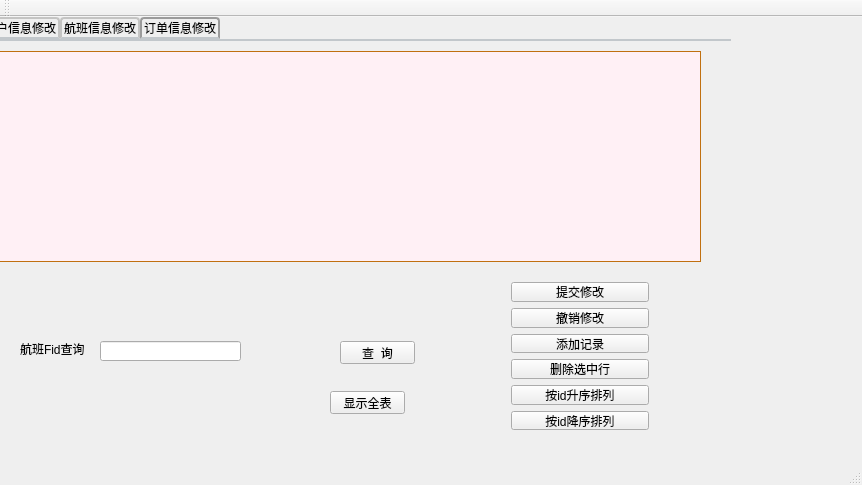
This is mainwindow.ui in TommyLee96/flight-management as Qt 5 draws it before an edit. The edited form follows.
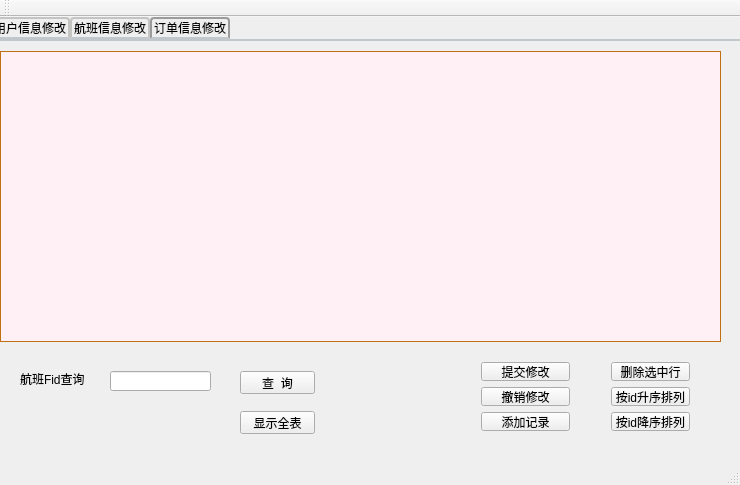
This is the edited form.

```diff
--- a/mainwindow.ui
+++ b/mainwindow.ui
@@ -6,7 +6,7 @@
    <rect>
     <x>0</x>
     <y>0</y>
-    <width>862</width>
+    <width>740</width>
     <height>485</height>
    </rect>
   </property>
@@ -17,7 +17,7 @@
    <widget class="QTabWidget" name="tabWidget">
     <property name="geometry">
      <rect>
-      <x>-20</x>
+      <x>-10</x>
       <y>0</y>
       <width>751</width>
       <height>441</height>
@@ -339,10 +339,10 @@
      <widget class="QTableView" name="tableView_3">
       <property name="geometry">
        <rect>
-        <x>0</x>
+        <x>10</x>
         <y>10</y>
         <width>721</width>
-        <height>211</height>
+        <height>291</height>
        </rect>
       </property>
       <property name="styleSheet">
@@ -366,34 +366,13 @@
      <widget class="QWidget" name="verticalLayoutWidget_3">
       <property name="geometry">
        <rect>
-        <x>520</x>
-        <y>230</y>
-        <width>160</width>
-        <height>170</height>
+        <x>610</x>
+        <y>310</y>
+        <width>101</width>
+        <height>91</height>
        </rect>
       </property>
       <layout class="QVBoxLayout" name="verticalLayout_3">
-       <item>
-        <widget class="QPushButton" name="pushButton_17">
-         <property name="text">
-          <string>提交修改</string>
-         </property>
-        </widget>
-       </item>
-       <item>
-        <widget class="QPushButton" name="pushButton_18">
-         <property name="text">
-          <string>撤销修改</string>
-         </property>
-        </widget>
-       </item>
-       <item>
-        <widget class="QPushButton" name="pushButton_19">
-         <property name="text">
-          <string>添加记录</string>
-         </property>
-        </widget>
-       </item>
        <item>
         <widget class="QPushButton" name="pushButton_20">
          <property name="text">
@@ -420,8 +399,8 @@
      <widget class="QPushButton" name="pushButton_23">
       <property name="geometry">
        <rect>
-        <x>360</x>
-        <y>300</y>
+        <x>250</x>
+        <y>330</y>
         <width>75</width>
         <height>23</height>
        </rect>
@@ -433,8 +412,8 @@
      <widget class="QPushButton" name="pushButton_24">
       <property name="geometry">
        <rect>
-        <x>350</x>
-        <y>350</y>
+        <x>250</x>
+        <y>370</y>
         <width>75</width>
         <height>23</height>
        </rect>
@@ -447,8 +426,8 @@
       <property name="geometry">
        <rect>
         <x>120</x>
-        <y>300</y>
-        <width>141</width>
+        <y>330</y>
+        <width>101</width>
         <height>20</height>
        </rect>
       </property>
@@ -456,8 +435,8 @@
      <widget class="QLabel" name="label_3">
       <property name="geometry">
        <rect>
-        <x>40</x>
-        <y>300</y>
+        <x>30</x>
+        <y>330</y>
         <width>71</width>
         <height>16</height>
        </rect>
@@ -466,6 +445,39 @@
        <string>航班Fid查询</string>
       </property>
      </widget>
+     <widget class="QWidget" name="verticalLayoutWidget_4">
+      <property name="geometry">
+       <rect>
+        <x>480</x>
+        <y>310</y>
+        <width>111</width>
+        <height>91</height>
+       </rect>
+      </property>
+      <layout class="QVBoxLayout" name="verticalLayout_4">
+       <item>
+        <widget class="QPushButton" name="pushButton_17">
+         <property name="text">
+          <string>提交修改</string>
+         </property>
+        </widget>
+       </item>
+       <item>
+        <widget class="QPushButton" name="pushButton_18">
+         <property name="text">
+          <string>撤销修改</string>
+         </property>
+        </widget>
+       </item>
+       <item>
+        <widget class="QPushButton" name="pushButton_19">
+         <property name="text">
+          <string>添加记录</string>
+         </property>
+        </widget>
+       </item>
+      </layout>
+     </widget>
     </widget>
    </widget>
   </widget>
```
Left out of the diff: 162 changed lines with no effect on the pictures.
